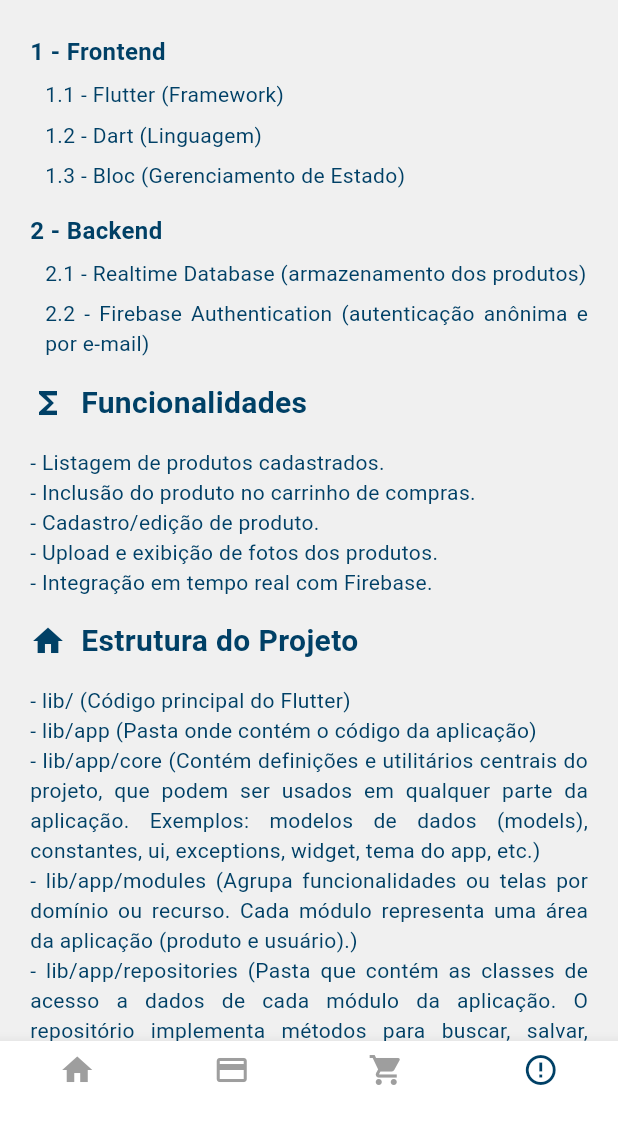
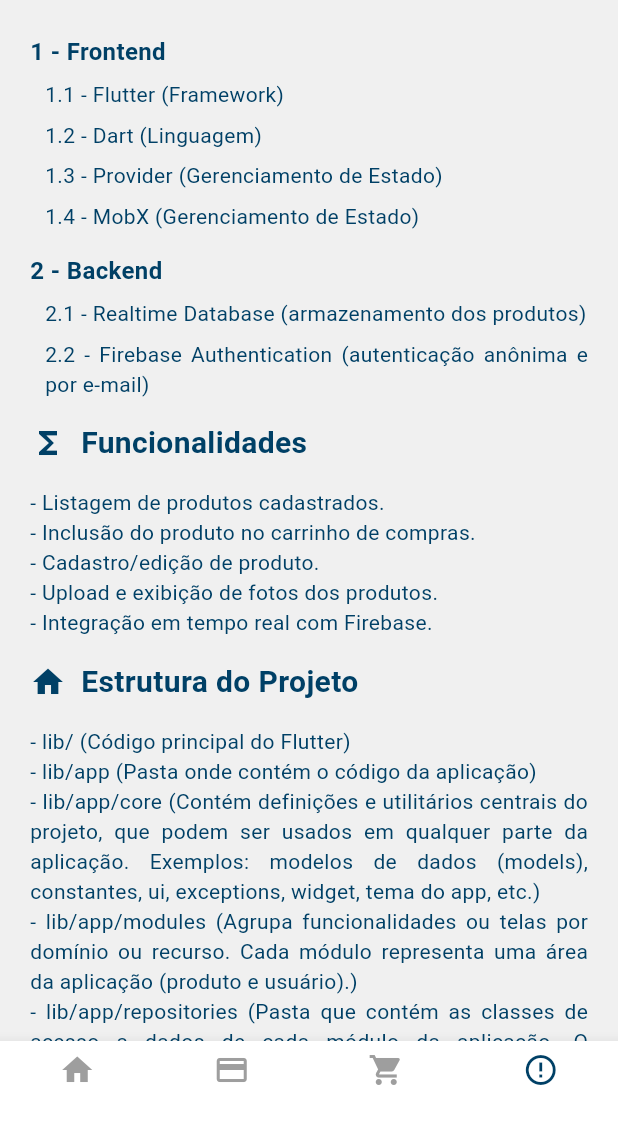
Before and after one commit to AndersonGoncalves/catalogo_produto_mobx_poc, a Flutter app: the screen it shows once a user with an empty profile is signed in, item 4 of the bottom bar chosen, scrolled down 576 dp, on a phone screen of 412 x 824 dp, the part 108-1236 px from its top. Run offline on Flutter 3.47's test engine with Material 3 defaults, Android fonts, the phone set to English and light mode, and no system bars; our stand-ins replace currency_text_input_formatter, firebase_auth, firebase_core, flutter_mobx, flutter_signin_button, google_fonts and 3 more; missing offline and left inert: validatorless; accounts and stored records are empty; generated files the repository leaves out were written again; network calls fail; Roboto replaces fonts that are missing (Mandali).

Commit message:
feat: Ajuste no readme

```diff
--- a/lib/app/core/widget/widget_about_page.dart
+++ b/lib/app/core/widget/widget_about_page.dart
@@ -127,7 +127,7 @@ class _WidgetAboutPageState extends State<WidgetAboutPage> {
                         ],
                       ),
                       Text(
-                        'Este app permite que usuários cadastrem, visualizem e gerenciem produtos. É possível adicionar até três fotos para cada produto e o acesso do usuário ao app pode ser feito de forma anônima ou autenticando-se via e-mail. O usuário também pode incluir os produtos no carrinho e finalizar uma compra. Todos os dados de produtos e autenticação são gerenciados via Firebase. Esse app utiliza o Bloc para gerenciar estados utilizando Cubit.',
+                        'Este app permite que usuários cadastrem, visualizem e gerenciem produtos. É possível adicionar até três fotos para cada produto e o acesso do usuário ao app pode ser feito de forma anônima ou autenticando-se via e-mail. O usuário também pode incluir os produtos no carrinho e finalizar uma compra. Todos os dados de produtos e autenticação são gerenciados via Firebase. Esse app utiliza o MobX para gerenciar estados.',
                         style: TextStyle(
                           fontSize: 14,
                           color: context.primaryColor,
@@ -210,11 +210,31 @@ class _WidgetAboutPageState extends State<WidgetAboutPage> {
                         child: InkWell(
                           onTap: () {
                             UrlLauncher.openUrl(
-                              'https://pub.dev/packages/bloc',
+                              'https://pub.dev/packages/provider',
                             );
                           },
                           child: Text(
-                            '1.3 - Bloc (Gerenciamento de Estado)',
+                            '1.3 - Provider (Gerenciamento de Estado)',
+                            style: TextStyle(
+                              fontSize: 14,
+                              color: context.primaryColor,
+                              // decoration: TextDecoration.underline,
+                            ),
+                            textAlign: TextAlign.justify,
+                          ),
+                        ),
+                      ),
+
+                      Padding(
+                        padding: const EdgeInsets.only(top: 7, left: 10),
+                        child: InkWell(
+                          onTap: () {
+                            UrlLauncher.openUrl(
+                              'https://pub.dev/packages/mobx',
+                            );
+                          },
+                          child: Text(
+                            '1.4 - MobX (Gerenciamento de Estado)',
                             style: TextStyle(
                               fontSize: 14,
                               color: context.primaryColor,
```
Also changed, not shown: 1 other file.
